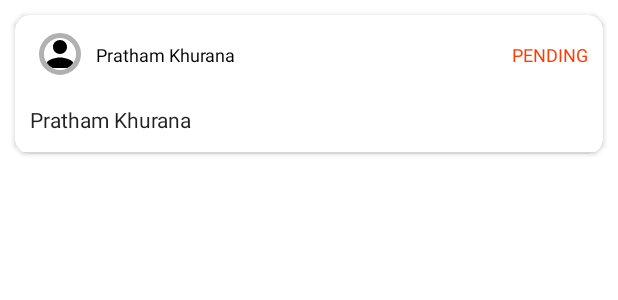
After one commit to prathamk22/SIH-PROJECT-2, an Android app: the layout trip_item.xml on its own in the app's theme, with its tools: preview values and no code run, on a phone screen of 412 x 824 dp. The commit adds this screen. Shown: the top 300 px of the screen. Run offline under Robolectric (Android 15) with nearby library versions, the phone set to English and light mode, and no system bars.

Commit message:
ongoing trips are coming.

```diff
--- a/app/src/main/java/com/sih/project/SmartBinsApp.kt
+++ b/app/src/main/java/com/sih/project/SmartBinsApp.kt
@@ -1,6 +1,7 @@
 package com.sih.project
 
 import android.app.Application
+import androidx.appcompat.app.AppCompatDelegate
 import com.sih.project.util.PreferenceHelper
 
 class SmartBinsApp : Application() {
@@ -8,6 +9,7 @@ class SmartBinsApp : Application() {
     override fun onCreate() {
         super.onCreate()
         PreferenceHelper.setContext(this)
+        AppCompatDelegate.setDefaultNightMode(AppCompatDelegate.MODE_NIGHT_NO); //For night mode theme
     }
 
 }
--- /dev/null
+++ b/app/src/main/java/com/sih/project/model/CollectorTripEntity.kt
@@ -0,0 +1,6 @@
+package com.sih.project.model
+
+data class CollectorTripEntity(
+    val userPosts: UserPosts,
+    val tripEntity: TripEntity
+)
--- /dev/null
+++ b/app/src/main/res/drawable/ic_baseline_directions_car_24.xml
@@ -0,0 +1,5 @@
+<vector android:height="24dp" android:tint="#000000"
+    android:viewportHeight="24" android:viewportWidth="24"
+    android:width="24dp" xmlns:android="http://schemas.android.com/apk/res/android">
+    <path android:fillColor="@android:color/white" android:pathData="M18.92,6.01C18.72,5.42 18.16,5 17.5,5h-11c-0.66,0 -1.21,0.42 -1.42,1.01L3,12v8c0,0.55 0.45,1 1,1h1c0.55,0 1,-0.45 1,-1v-1h12v1c0,0.55 0.45,1 1,1h1c0.55,0 1,-0.45 1,-1v-8l-2.08,-5.99zM6.5,16c-0.83,0 -1.5,-0.67 -1.5,-1.5S5.67,13 6.5,13s1.5,0.67 1.5,1.5S7.33,16 6.5,16zM17.5,16c-0.83,0 -1.5,-0.67 -1.5,-1.5s0.67,-1.5 1.5,-1.5 1.5,0.67 1.5,1.5 -0.67,1.5 -1.5,1.5zM5,11l1.5,-4.5h11L19,11L5,11z"/>
+</vector>
--- /dev/null
+++ b/app/src/main/res/layout/trip_item.xml
@@ -0,0 +1,93 @@
+<?xml version="1.0" encoding="utf-8"?>
+<androidx.cardview.widget.CardView xmlns:android="http://schemas.android.com/apk/res/android"
+    xmlns:app="http://schemas.android.com/apk/res-auto"
+    xmlns:tools="http://schemas.android.com/tools"
+    android:layout_width="match_parent"
+    android:layout_height="wrap_content"
+    android:layout_margin="10dp"
+    app:cardCornerRadius="10dp">
+
+    <androidx.constraintlayout.widget.ConstraintLayout
+        android:layout_width="match_parent"
+        android:layout_height="wrap_content">
+
+        <de.hdodenhof.circleimageview.CircleImageView
+            android:id="@+id/person"
+            android:layout_width="28dp"
+            android:layout_height="28dp"
+            android:layout_marginStart="16dp"
+            android:layout_marginTop="12dp"
+            android:layout_marginEnd="16dp"
+            android:src="@drawable/ic_baseline_person_24"
+            app:civ_border_color="#B1B1B1"
+            app:civ_border_overlay="false"
+            app:civ_border_width="3dp"
+            app:civ_circle_background_color="#B1B1B1"
+            app:layout_constraintStart_toStartOf="parent"
+            app:layout_constraintTop_toTopOf="parent" />
+
+        <TextView
+            android:id="@+id/personName"
+            style="@style/TextAppearance.AppCompat.Caption"
+            android:layout_width="wrap_content"
+            android:layout_height="wrap_content"
+            android:layout_marginStart="10dp"
+            android:textColor="@color/black"
+            app:layout_constraintBottom_toBottomOf="@id/person"
+            app:layout_constraintStart_toEndOf="@id/person"
+            app:layout_constraintTop_toTopOf="@id/person"
+            tools:text="Pratham Khurana" />
+
+        <TextView
+            android:id="@+id/postStatus"
+            android:layout_width="wrap_content"
+            android:layout_height="wrap_content"
+            android:layout_marginEnd="10dp"
+            android:textColor="#FF3B00"
+            android:textSize="12sp"
+            app:layout_constraintBottom_toBottomOf="@id/person"
+            app:layout_constraintEnd_toEndOf="parent"
+            app:layout_constraintTop_toTopOf="@id/person"
+            tools:text="PENDING" />
+
+        <FrameLayout
+            android:id="@+id/homeImageContainer"
+            android:layout_width="match_parent"
+            android:layout_height="wrap_content"
+            app:layout_constraintHeight_max="300dp"
+            app:layout_constraintEnd_toEndOf="parent"
+            app:layout_constraintStart_toStartOf="parent"
+            app:layout_constraintTop_toBottomOf="@id/person">
+
+            <androidx.appcompat.widget.AppCompatImageView
+                android:id="@+id/homeImage"
+                android:layout_width="match_parent"
+                android:layout_height="wrap_content"
+                android:scaleType="centerCrop"
+                android:layout_marginTop="10dp" />
+
+        </FrameLayout>
+
+        <TextView
+            android:id="@+id/userComment"
+            style="@style/TextAppearance.AppCompat.Body1"
+            android:layout_width="0dp"
+            android:layout_height="wrap_content"
+            android:layout_marginStart="10dp"
+            android:layout_marginTop="10dp"
+            app:layout_constraintEnd_toEndOf="parent"
+            app:layout_constraintStart_toStartOf="parent"
+            app:layout_constraintTop_toBottomOf="@id/homeImageContainer"
+            tools:text="Pratham Khurana" />
+
+        <View
+            android:layout_width="match_parent"
+            android:layout_height="1dp"
+            android:layout_marginTop="12dp"
+            android:background="#D6D6D6"
+            app:layout_constraintTop_toBottomOf="@id/userComment" />
+
+
+    </androidx.constraintlayout.widget.ConstraintLayout>
+
+</androidx.cardview.widget.CardView>
--- a/app/src/main/res/menu/activity_main_drawer.xml
+++ b/app/src/main/res/menu/activity_main_drawer.xml
@@ -9,9 +9,9 @@
             android:icon="@drawable/ic_menu_camera"
             android:title="@string/menu_home" />
         <item
-            android:id="@+id/nav_gallery"
-            android:icon="@drawable/ic_menu_gallery"
-            android:title="@string/menu_gallery" />
+            android:id="@+id/nav_ongoing_trips"
+            android:icon="@drawable/ic_baseline_directions_car_24"
+            android:title="@string/ongoing_trips" />
         <item
             android:id="@+id/nav_slideshow"
             android:icon="@drawable/ic_menu_slideshow"
--- a/app/src/main/res/values/strings.xml
+++ b/app/src/main/res/values/strings.xml
@@ -27,4 +27,5 @@
     <string name="menu_slideshow">Slideshow</string>
     <!-- TODO: Remove or change this placeholder text -->
     <string name="hello_blank_fragment">Hello blank fragment</string>
+    <string name="ongoing_trips">Ongoing Trips</string>
 </resources>
```
Also changed, not shown: app/src/main/java/com/sih/project/ui/garbageCollectorUI/GarbageCollectorActivity.kt (+1 -7 lines), app/src/main/java/com/sih/project/ui/garbageCollectorUI/ui/gallery/GalleryFragment.kt (deleted, +0 -42 lines), app/src/main/java/com/sih/project/ui/garbageCollectorUI/ui/gallery/GalleryViewModel.kt (deleted, +0 -13 lines), app/src/main/java/com/sih/project/ui/garbageCollectorUI/ui/onGoingTrips/OnGoingTripsFragment.kt (added, +64 -0 lines), app/src/main/java/com/sih/project/ui/garbageCollectorUI/ui/onGoingTrips/OnGoingTripsRepository.kt (added, +46 -0 lines), app/src/main/java/com/sih/project/ui/garbageCollectorUI/ui/onGoingTrips/OnGoingTripsViewModel.kt (added, +34 -0 lines), app/src/main/java/com/sih/project/ui/garbageCollectorUI/ui/onGoingTrips/TripAdapter.kt (added, +56 -0 lines), app/src/main/res/layout/fragment_ongoing_trip.xml (renamed from app/src/main/res/layout/fragment_gallery.xml, +11 -9 lines), app/src/main/res/navigation/mobile_navigation2.xml (+4 -4 lines).
